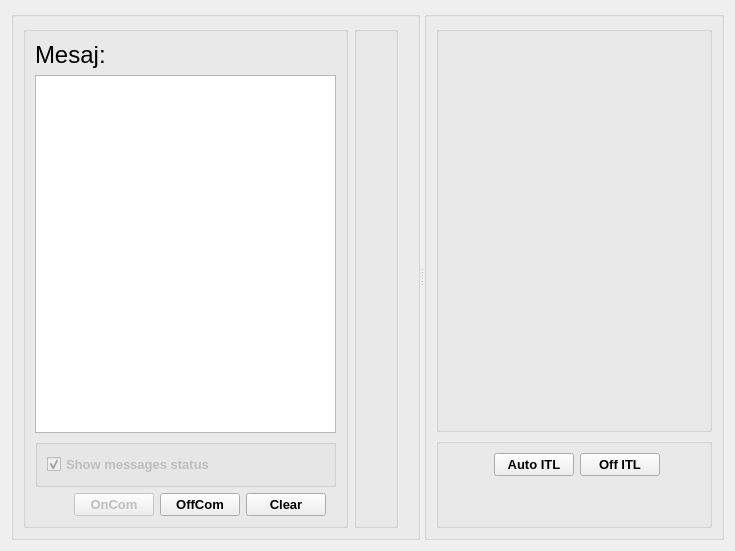
andrei-crisu/Intelligent_Traffic_Light_Simulator, file ros2_ws/src/itlsimulator/itlsimulator/ui_files/itl_subscriber_window.ui: the form before one commit.
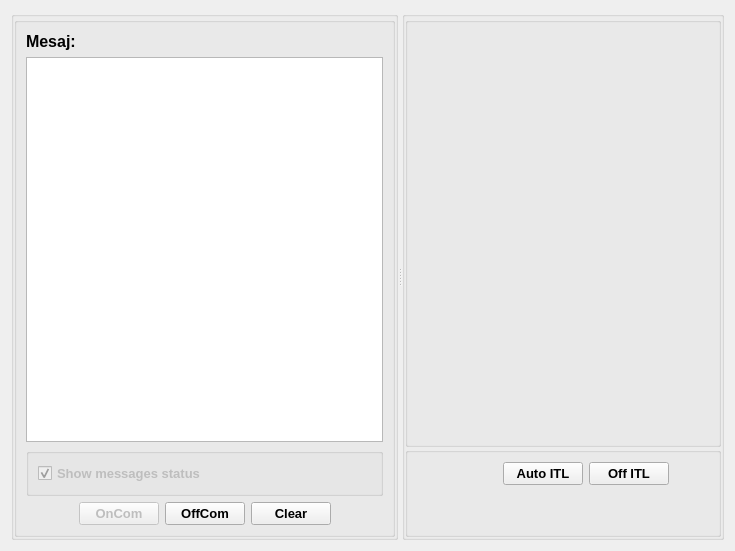
The form after the commit.

Patch:
```diff
--- a/ros2_ws/src/itlsimulator/itlsimulator/ui_files/itl_subscriber_window.ui
+++ b/ros2_ws/src/itlsimulator/itlsimulator/ui_files/itl_subscriber_window.ui
@@ -42,6 +42,21 @@
        <string/>
       </property>
       <layout class="QHBoxLayout" name="horizontalLayout">
+       <property name="spacing">
+        <number>0</number>
+       </property>
+       <property name="leftMargin">
+        <number>0</number>
+       </property>
+       <property name="topMargin">
+        <number>0</number>
+       </property>
+       <property name="rightMargin">
+        <number>0</number>
+       </property>
+       <property name="bottomMargin">
+        <number>0</number>
+       </property>
        <item>
         <widget class="QGroupBox" name="displayMessageBox">
          <property name="sizePolicy">
@@ -58,7 +73,9 @@
            <widget class="QLabel" name="mainLabel">
             <property name="font">
              <font>
-              <pointsize>18</pointsize>
+              <pointsize>12</pointsize>
+              <weight>75</weight>
+              <bold>true</bold>
              </font>
             </property>
             <property name="text">
@@ -227,47 +244,6 @@
          </layout>
         </widget>
        </item>
-       <item>
-        <widget class="QGroupBox" name="groupBox_4">
-         <property name="title">
-          <string/>
-         </property>
-         <layout class="QVBoxLayout" name="verticalLayout_4">
-          <item>
-           <spacer name="verticalSpacer">
-            <property name="orientation">
-             <enum>Qt::Vertical</enum>
-            </property>
-            <property name="sizeType">
-             <enum>QSizePolicy::Fixed</enum>
-            </property>
-            <property name="sizeHint" stdset="0">
-             <size>
-              <width>20</width>
-              <height>160</height>
-             </size>
-            </property>
-           </spacer>
-          </item>
-         </layout>
-        </widget>
-       </item>
-       <item>
-        <spacer name="horizontalSpacer">
-         <property name="orientation">
-          <enum>Qt::Horizontal</enum>
-         </property>
-         <property name="sizeType">
-          <enum>QSizePolicy::Minimum</enum>
-         </property>
-         <property name="sizeHint" stdset="0">
-          <size>
-           <width>10</width>
-           <height>20</height>
-          </size>
-         </property>
-        </spacer>
-       </item>
       </layout>
      </widget>
      <widget class="QGroupBox" name="itlGroupBox">
@@ -281,6 +257,21 @@
        <string/>
       </property>
       <layout class="QVBoxLayout" name="verticalLayout_5">
+       <property name="spacing">
+        <number>0</number>
+       </property>
+       <property name="leftMargin">
+        <number>0</number>
+       </property>
+       <property name="topMargin">
+        <number>0</number>
+       </property>
+       <property name="rightMargin">
+        <number>0</number>
+       </property>
+       <property name="bottomMargin">
+        <number>0</number>
+       </property>
        <item>
         <widget class="QGroupBox" name="itlTrafficLightBox">
          <property name="minimumSize">
@@ -293,6 +284,21 @@
           <string/>
          </property>
          <layout class="QVBoxLayout" name="verticalLayout_7">
+          <property name="spacing">
+           <number>0</number>
+          </property>
+          <property name="leftMargin">
+           <number>0</number>
+          </property>
+          <property name="topMargin">
+           <number>0</number>
+          </property>
+          <property name="rightMargin">
+           <number>0</number>
+          </property>
+          <property name="bottomMargin">
+           <number>0</number>
+          </property>
           <item>
            <widget class="QWidget" name="widgetITL" native="true">
             <property name="sizePolicy">
@@ -307,7 +313,23 @@
               <height>120</height>
              </size>
             </property>
-            <layout class="QHBoxLayout" name="horizontalLayout_4"/>
+            <layout class="QHBoxLayout" name="horizontalLayout_4">
+             <property name="spacing">
+              <number>0</number>
+             </property>
+             <property name="leftMargin">
+              <number>0</number>
+             </property>
+             <property name="topMargin">
+              <number>0</number>
+             </property>
+             <property name="rightMargin">
+              <number>0</number>
+             </property>
+             <property name="bottomMargin">
+              <number>0</number>
+             </property>
+            </layout>
            </widget>
           </item>
          </layout>
```
